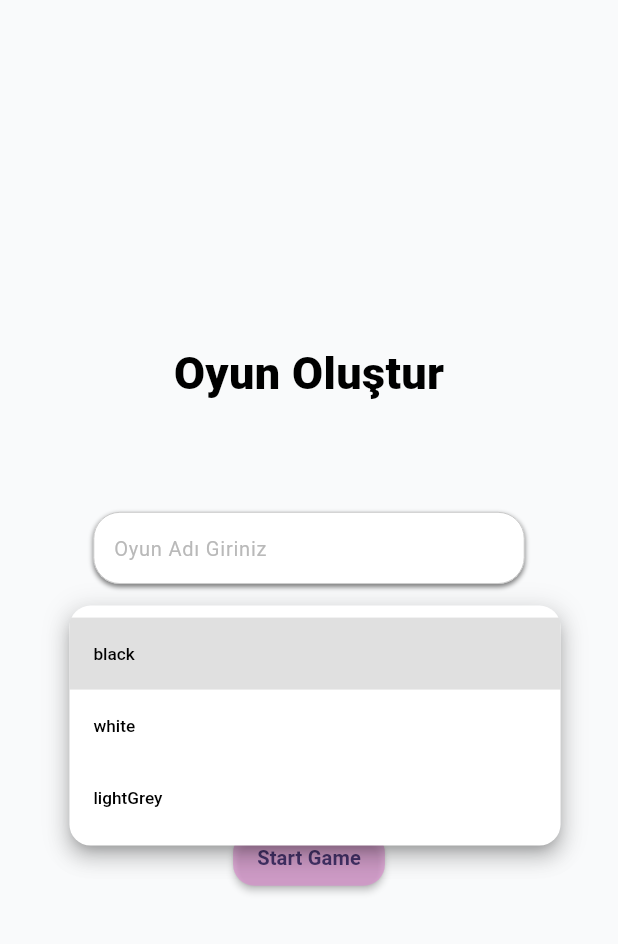
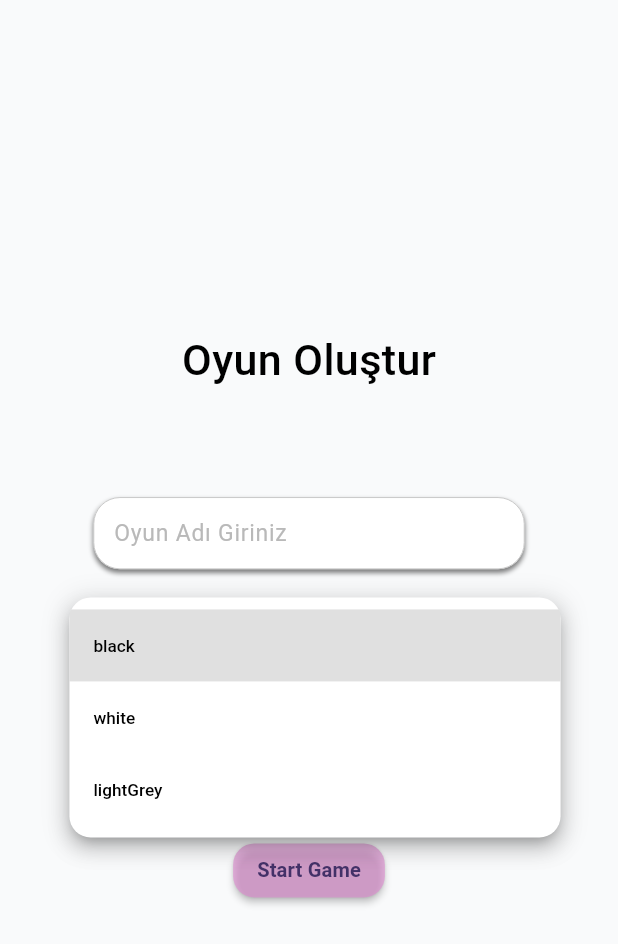
Before and after one commit to ayseleynavuz/tic-tac-toe-case, a Flutter app: the CreateGameView screen opened directly, after a tap on "Tahta Renk Seçiniz", on a phone screen of 412 x 824 dp. Shown: the top 944 px of the screen. Run offline on Flutter 3.47's test engine with Material 3 defaults, Android fonts, the phone set to English and light mode, and no system bars; our stand-ins replace cloud_firestore, firebase_core, flutter_easyloading, flutter_screenutil, hive_flutter; accounts and stored records are empty; Roboto replaces fonts that are missing (fontFamily).

Commit message:
[feature] added provider to splah view

```diff
--- a/lib/src/core/constants/app/app_constants.dart
+++ b/lib/src/core/constants/app/app_constants.dart
@@ -2,6 +2,7 @@ import 'package:provider/provider.dart';
 import 'package:tic_tac_toe/src/pages/creategame/viewmodel/create_game_view_model.dart';
 import 'package:tic_tac_toe/src/pages/enterUsername/viewModel/enter_username_view_model.dart';
 import 'package:tic_tac_toe/src/pages/splash/viewModel/splash_view_model.dart';
+import 'package:tic_tac_toe/src/pages/splash/viewModel/type_writer_view_model.dart';
 
 import '../../../common/viewModels/theme_view_model.dart';
 
@@ -29,5 +30,9 @@ class AppConstants {
     ChangeNotifierProvider<CreateGameViewModel>(
       create: (context) => CreateGameViewModel(),
     ),
+
+        ChangeNotifierProvider<TypewriterViewModel>(
+      create: (context) => TypewriterViewModel(),
+    ),
   ];
 }
--- a/lib/src/pages/creategame/view/create_game_view.dart
+++ b/lib/src/pages/creategame/view/create_game_view.dart
@@ -7,7 +7,6 @@ import '../viewmodel/create_game_view_model.dart';
 import '../widget/app_button.dart';
 import '../widget/custom_dropdown.dart';
 import '../widget/custom_textform_field.dart';
-import '../widget/type_writer_text.dart';
 
 class CreateGameView extends StatelessWidget {
   const CreateGameView({super.key});
@@ -23,10 +22,12 @@ class CreateGameView extends StatelessWidget {
         child: Column(
           mainAxisAlignment: MainAxisAlignment.center,
           children: [
-            const TypewriterText(
-              text: "Oyun Oluştur",
+            Text(
+              "Oyun Oluştur",
+              style: TextStyleConstants.mediumStyle(
+                fontSize: 30.sp,
+              ),
             ),
-
             80.verticalSpace,
             CustomTextFormField(
               hintText: "Oyun Adı Giriniz",
--- a/lib/src/pages/creategame/widget/custom_dropdown.dart
+++ b/lib/src/pages/creategame/widget/custom_dropdown.dart
@@ -20,7 +20,7 @@ class CustomDropdownMenu extends StatelessWidget {
     return items?.isEmpty ?? true
         ? const SizedBox.shrink()
         : Container(
-            height: 45.h,
+            height: 55.h,
             width: 300.w,
             decoration: BoxDecoration(
               color: ColorConstants.white,
@@ -52,9 +52,9 @@ class CustomDropdownMenu extends StatelessWidget {
                     5.horizontalSpace,
                     Text(
                       text ?? "",
-                      style: TextStyle(
-                        fontSize: 14.sp,
-                        color: Colors.grey[400],
+                      style: TextStyleConstants.regularStyle(
+                        color: ColorConstants.lightGreyColor,
+                        fontSize: 16.sp,
                       ),
                     ),
                   ],
--- a/lib/src/pages/creategame/widget/custom_textform_field.dart
+++ b/lib/src/pages/creategame/widget/custom_textform_field.dart
@@ -10,7 +10,8 @@ class CustomTextFormField extends StatelessWidget {
     this.labelText,
     this.hintText,
     this.onChanged,
-    this.onTap, this.controller,
+    this.onTap,
+    this.controller,
   });
 
   final String? labelText;
@@ -46,9 +47,9 @@ class CustomTextFormField extends StatelessWidget {
               hintText: hintText,
               contentPadding:
                   EdgeInsets.symmetric(vertical: 10.h, horizontal: 10.w),
-              hintStyle: TextStyle(
-                fontSize: 14.sp,
+              hintStyle: TextStyleConstants.regularStyle(
                 color: ColorConstants.lightGreyColor,
+                fontSize: 16.sp,
               ),
               enabledBorder: OutlineInputBorder(
                 borderSide: const BorderSide(
--- a/lib/src/pages/creategame/widget/type_writer_text.dart
+++ b/lib/src/pages/creategame/widget/type_writer_text.dart
@@ -1,105 +1,41 @@
 import 'package:flutter/material.dart';
+import 'package:provider/provider.dart';
 import 'package:tic_tac_toe/src/core/constants/textStyles/text_style_constants.dart';
 
-class TypewriterText extends StatefulWidget {
+import '../../splash/viewModel/type_writer_view_model.dart';
+
+class TypewriterText extends StatelessWidget {
   final String text;
-  final bool shouldRepeat; // Yeni bool parametre
+  final bool shouldRepeat;
+  final TextStyle? style;
 
   const TypewriterText({
     super.key,
     required this.text,
-    this.shouldRepeat = false, // Varsayılan olarak false
+    this.shouldRepeat = false,
+    this.style,
   });
 
   @override
-  State<TypewriterText> createState() => _TypewriterTextState();
-}
+  Widget build(BuildContext context) {
+    final typewriterViewModel = Provider.of<TypewriterViewModel>(context);
 
-class _TypewriterTextState extends State<TypewriterText> {
-  final _typingDuration = const Duration(milliseconds: 100);
-  final _deletingDuration = const Duration(milliseconds: 50);
-  late String _displayedText;
-  late String _incomingText;
-  late String _outgoingText;
-  final bool _isAnimating = false;
+    // Start animation when text or shouldRepeat changes
+    WidgetsBinding.instance.addPostFrameCallback((_) {
+      typewriterViewModel.startAnimation(text, shouldRepeat: shouldRepeat);
+    });
 
-  @override
-  void initState() {
-    super.initState();
-    _incomingText = widget.text;
-    _outgoingText = '';
-    _displayedText = '';
-    if (widget.shouldRepeat) {
-      animateText();
-    } else {
-      animateTextOneTime();
-    }
-  }
-
-  void animateText() async {
-    while (widget.shouldRepeat) {
-      final backwardLength = _outgoingText.length;
-      if (backwardLength > 0) {
-        for (var i = backwardLength; i >= 0; i--) {
-          await Future.delayed(_deletingDuration);
-          _displayedText = _outgoingText.substring(0, i);
-          setState(() {});
-        }
-      }
-      final forwardLength = _incomingText.length;
-      if (forwardLength > 0) {
-        for (var i = 0; i <= forwardLength; i++) {
-          await Future.delayed(_typingDuration);
-          _displayedText = _incomingText.substring(0, i);
-          setState(() {});
-        }
-      }
-      // Metin döngüsünü başa al
-      _outgoingText = _incomingText;
-    }
-  }
-
-  void animateTextOneTime() async {
-    final backwardLength = _outgoingText.length;
-    if (backwardLength > 0) {
-      for (var i = backwardLength; i >= 0; i--) {
-        await Future.delayed(_deletingDuration);
-        _displayedText = _outgoingText.substring(0, i);
-        setState(() {});
-      }
-    }
-    final forwardLength = _incomingText.length;
-    if (forwardLength > 0) {
-      for (var i = 0; i <= forwardLength; i++) {
-        await Future.delayed(_typingDuration);
-        _displayedText = _incomingText.substring(0, i);
-        setState(() {});
-      }
-    }
-  }
-
-  @override
-  void didUpdateWidget(covariant TypewriterText oldWidget) {
-    if (oldWidget.text != widget.text) {
-      _outgoingText = oldWidget.text;
-      _incomingText = widget.text;
-      if (widget.shouldRepeat) {
-        animateText();
-      } else {
-        animateTextOneTime();
-      }
-    }
-    super.didUpdateWidget(oldWidget);
-  }
-
-  @override
-  Widget build(BuildContext context) {
-    return Text(
-      _displayedText,
-      style: TextStyleConstants.extraBoldStyle(
-        color: Colors.black,
-        fontSize: 30,
-      ),
+    return Selector<TypewriterViewModel, String>(
+      selector: (context, viewModel) => viewModel.displayedText,
+      builder: (context, displayedText, child) {
+        return Text(
+          displayedText,
+          style: style ??  TextStyleConstants.extraBoldStyle(
+            color: Colors.black,
+            fontSize: 30,
+          ),
+        );
+      },
     );
   }
 }
--- a/lib/src/pages/splash/view/splash_view.dart
+++ b/lib/src/pages/splash/view/splash_view.dart
@@ -2,7 +2,10 @@ import 'package:flutter/material.dart';
 import 'package:flutter_screenutil/flutter_screenutil.dart';
 import 'package:provider/provider.dart';
 import 'package:tic_tac_toe/src/core/exports/constants_exports.dart';
+import 'package:tic_tac_toe/src/pages/creategame/widget/app_button.dart';
 import 'package:tic_tac_toe/src/pages/splash/viewModel/splash_view_model.dart';
+
+import '../../creategame/widget/type_writer_text.dart';
 
 class SplashView extends StatelessWidget {
   const SplashView({super.key});
@@ -18,21 +21,17 @@ class SplashView extends StatelessWidget {
           children: [
             TypewriterText(
               text: 'Tic Tac Toe\'ya Hoşgeldiniz!',
+              shouldRepeat: false,
               style: TextStyleConstants.extraBoldStyle(
                 color: Colors.white,
                 fontSize: 30,
               ),
             ),
             50.verticalSpace,
-            ElevatedButton(
+            AppButton(
+              buttonText: 'Başla',
               onPressed: () => splashViewModel.nextPage(),
-              style: ElevatedButton.styleFrom(
-                foregroundColor: ColorConstants.primaryColor,
-                backgroundColor: ColorConstants.white,
-                padding:
-                    const EdgeInsets.symmetric(horizontal: 20, vertical: 10),
-              ),
-              child: const Text('Başla'),
+              color: ColorConstants.white,
             ),
           ],
         ),
@@ -40,42 +39,3 @@ class SplashView extends StatelessWidget {
     );
   }
 }
-
-class TypewriterText extends StatefulWidget {
-  final String text;
-  final TextStyle style;
-
-  const TypewriterText({super.key, required this.text, required this.style});
-
-  @override
-  State<TypewriterText> createState() => _TypewriterTextState();
-}
-
-class _TypewriterTextState extends State<TypewriterText> {
-  final _typingDuration = const Duration(milliseconds: 50);
-  late String _displayedText;
-
-  @override
-  void initState() {
-    _displayedText = '';
-    _animateText();
-    super.initState();
-  }
-
-  void _animateText() async {
-    for (var i = 0; i <= widget.text.length; i++) {
-      await Future.delayed(_typingDuration);
-      setState(() {
-        _displayedText = widget.text.substring(0, i);
-      });
-    }
-  }
-
-  @override
-  Widget build(BuildContext context) {
-    return Text(
-      _displayedText,
-      style: widget.style,
-    );
-  }
-}
```
Also changed, not shown: lib/src/pages/splash/viewModel/type_writer_view_model.dart (added, +52 -0 lines).
